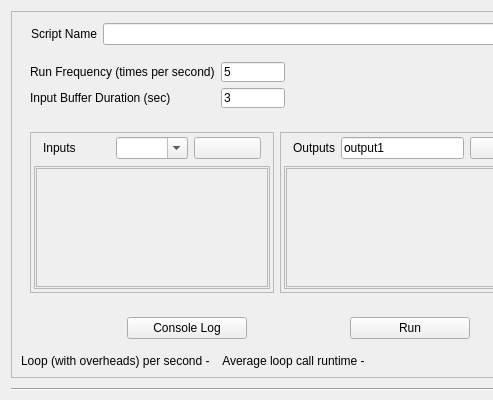
First picture: the form in ui/ScriptingWidget.ui, repository PhysioLabXR/PhysioLabXR-Community, before the edit; both pictures show x 0 to 493 and y 0 to 400 of the 800 by 400 pixel window.
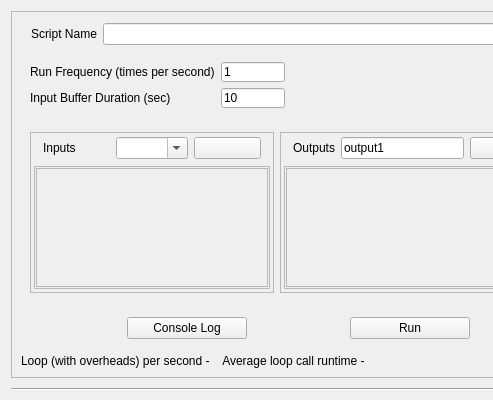
Second picture: the form after the edit.

Commit message: update erp example; update try close for scripting widgets

Patch:
```diff
--- a/ui/ScriptingWidget.ui
+++ b/ui/ScriptingWidget.ui
@@ -249,7 +249,7 @@
             </size>
            </property>
            <property name="text">
-            <string>5</string>
+            <string>1</string>
            </property>
           </widget>
          </item>
@@ -272,7 +272,7 @@
             </size>
            </property>
            <property name="text">
-            <string>3</string>
+            <string>10</string>
            </property>
           </widget>
          </item>
```
The commit also changes 4 other files.
